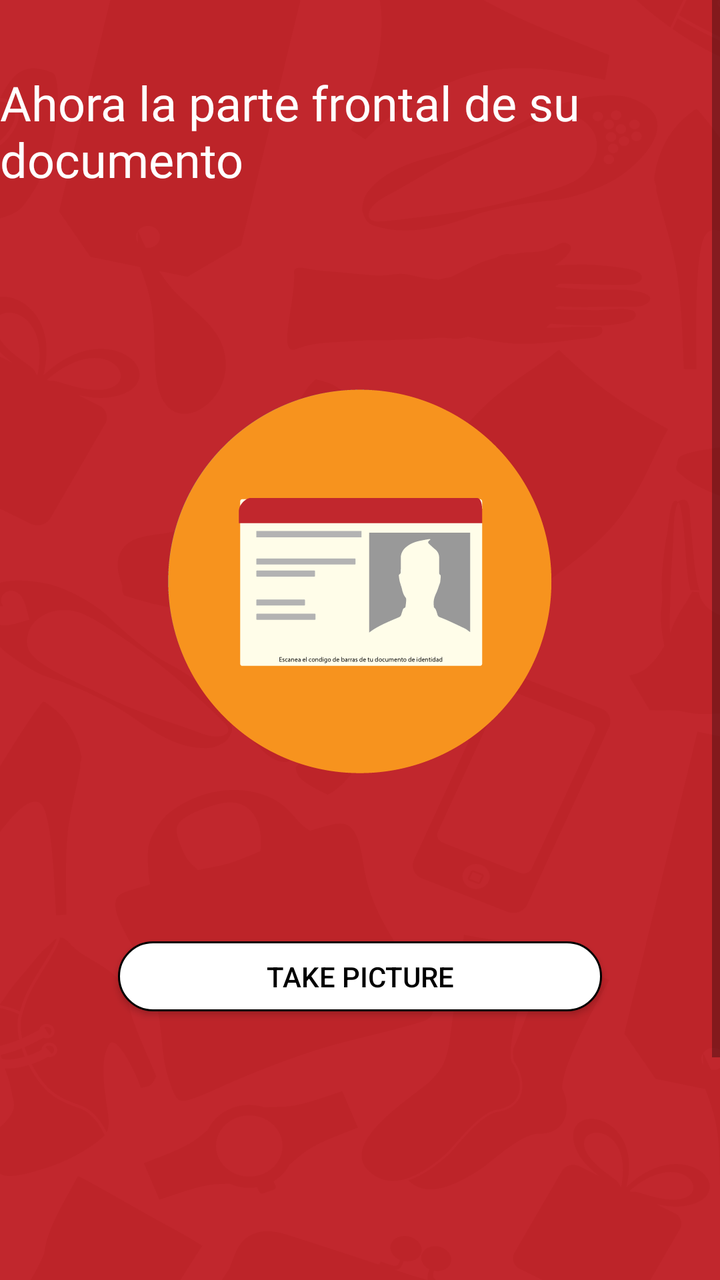
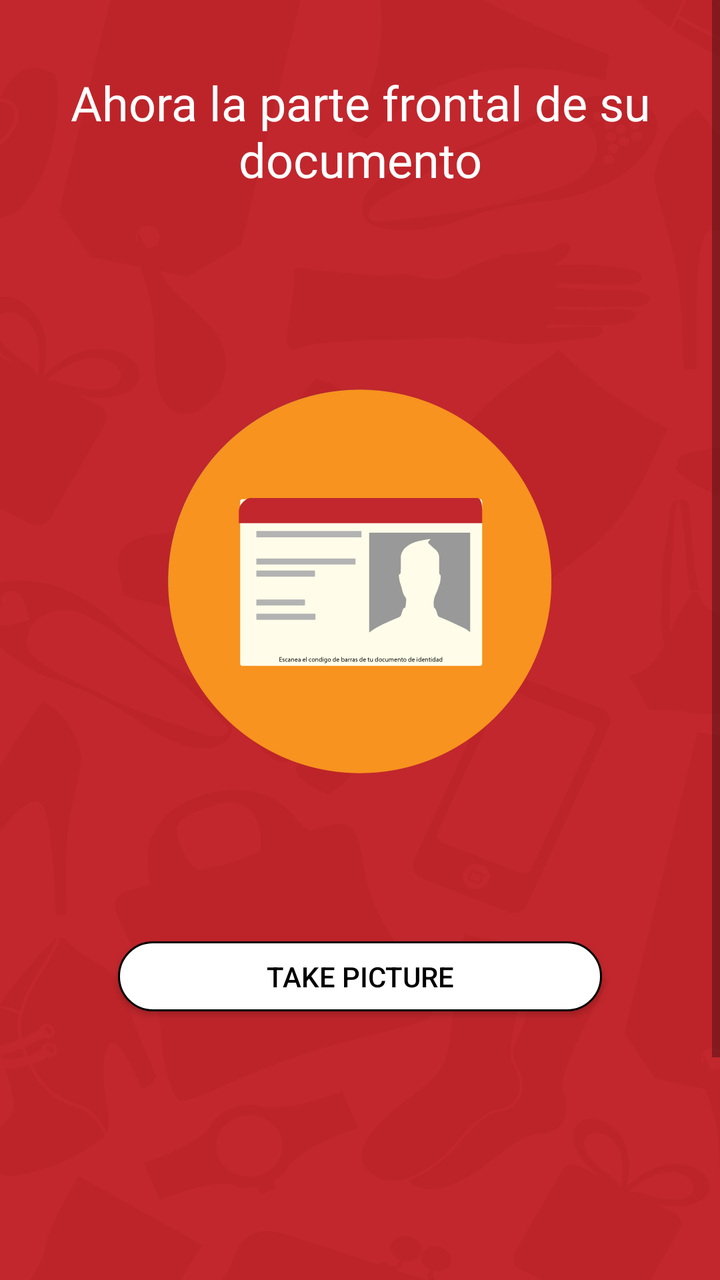

Compare the two renders of this Android layout. The source of the first and the diff that turns it into the second are given below.
<!-- AndroidManifest.xml: application theme AppTheme -->
<!-- res/layout/capture_document_front.xml -->
<?xml version="1.0" encoding="utf-8"?>
<android.support.constraint.ConstraintLayout xmlns:android="http://schemas.android.com/apk/res/android"
    xmlns:app="http://schemas.android.com/apk/res-auto"
    xmlns:tools="http://schemas.android.com/tools"
    android:layout_width="match_parent"
    android:layout_height="match_parent"
    android:background="@drawable/fondotono2"
    tools:context=".CaptureDocumentFront">

    <ScrollView
        android:layout_width="match_parent"
        android:layout_height="match_parent"
        tools:ignore="MissingConstraints"
        tools:layout_editor_absoluteX="0dp"
        tools:layout_editor_absoluteY="94dp">

        <LinearLayout
            android:layout_width="match_parent"
            android:layout_height="match_parent"
            android:gravity="center"
            android:orientation="vertical">

            <TextView
                android:id="@+id/textView5"
                android:layout_width="match_parent"
                android:layout_height="wrap_content"
                android:layout_marginTop="35dp"
                android:fontFamily="@font/roboto_condensed_bold"
                android:text="Ahora la parte frontal de su documento"
                android:textColor="@color/cardview_light_background"
                android:textSize="24sp"
                app:layout_constraintEnd_toEndOf="parent"
                app:layout_constraintStart_toStartOf="parent"
                app:layout_constraintTop_toTopOf="parent" />

            <ImageButton
                android:id="@+id/imageTakeDNICapture"
                style="@style/Widget.AppCompat.ImageButton"
                android:layout_width="200dp"
                android:layout_height="200dp"
                android:layout_marginTop="95dp"
                android:adjustViewBounds="false"
                android:background="@color/zxing_transparent"
                android:scaleType="fitXY"
                android:src="@drawable/img4"
                android:textAlignment="center"
                app:layout_constraintEnd_toEndOf="parent"
                app:layout_constraintStart_toStartOf="parent"
                app:layout_constraintTop_toBottomOf="@+id/textView3" />

            <Button
                android:id="@+id/captureFront"
                android:layout_width="242dp"
                android:layout_height="35dp"
                android:layout_marginTop="80dp"
                android:background="@drawable/rounded_button"
                android:text="@string/take_picture"
                android:textColor="#000000"
                app:layout_constraintBottom_toBottomOf="parent"
                app:layout_constraintEnd_toEndOf="parent"
                app:layout_constraintHorizontal_bias="0.506"
                app:layout_constraintStart_toStartOf="parent"
                app:layout_constraintTop_toTopOf="parent"
                app:layout_constraintVertical_bias="0.134" />

            <TextView
                android:id="@+id/textView3"
                android:layout_width="0dp"
                android:layout_height="wrap_content"
                android:layout_marginStart="16dp"
                android:layout_marginTop="5dp"
                android:layout_marginEnd="10dp"
                android:text="@string/use_message"
                android:textColor="#ffffff"
                app:layout_constraintEnd_toEndOf="parent"
                app:layout_constraintStart_toStartOf="parent"
                app:layout_constraintTop_toBottomOf="@+id/textView2" />

        </LinearLayout>
    </ScrollView>

</android.support.constraint.ConstraintLayout>
<!-- resources referenced by this layout -->
<resources>
  <!-- drawable fondotono2: png bitmap (drawable-v21, 75983 bytes) -->
  <!-- drawable img4: png bitmap (drawable-v21, 14549 bytes) -->
  <!-- drawable rounded_button (drawable) -->
  <?xml version="1.0" encoding="utf-8"?>
  <shape xmlns:android="http://schemas.android.com/apk/res/android"
      android:shape="rectangle">
      <solid android:color="#ffffff"></solid>
      <corners android:radius="20dp"></corners>
      <stroke android:width="1dp" android:color="#000000"></stroke>
  </shape>
  <string name="take_picture">Take picture</string>
  <string name="use_message">Make DNI capture</string>
  <style name="AppTheme" parent="Theme.AppCompat.Light.DarkActionBar">
          
          <item name="colorPrimary">@color/colorPrimary</item>
          <item name="colorPrimaryDark">@color/colorPrimaryDark</item>
          <item name="colorAccent">@color/colorAccent</item>
      </style>
  <color name="colorPrimary">#CB1E1E</color>
  <color name="colorPrimaryDark">#CB1E1E</color>
  <color name="colorAccent">#CB1E1E</color>
</resources>

<!-- the commit's change to res/layout/capture_document_front.xml (unified diff, before → after) -->
@@ -22,11 +22,12 @@
 
             <TextView
                 android:id="@+id/textView5"
-                android:layout_width="match_parent"
+                android:layout_width="334dp"
                 android:layout_height="wrap_content"
                 android:layout_marginTop="35dp"
                 android:fontFamily="@font/roboto_condensed_bold"
                 android:text="Ahora la parte frontal de su documento"
+                android:textAlignment="center"
                 android:textColor="@color/cardview_light_background"
                 android:textSize="24sp"
                 app:layout_constraintEnd_toEndOf="parent"
